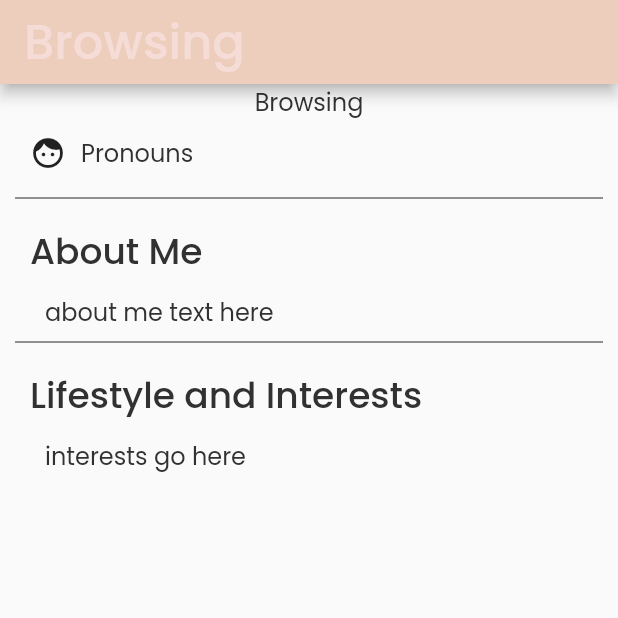
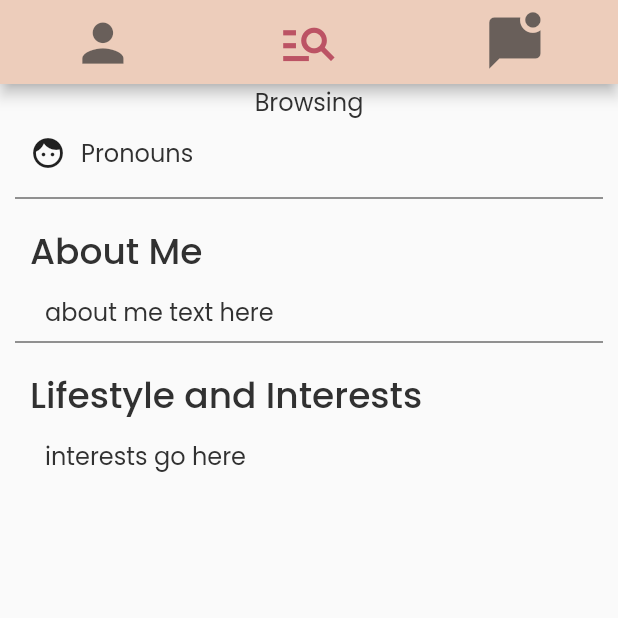
Before and after one commit to rpibusybees/RPIRizz, a Flutter app: the screen it shows after launch, on a phone screen of 412 x 824 dp, the top half of it. Run offline on Flutter 3.47's test engine with Material 2 defaults, Android fonts, the phone set to English and light mode, and no system bars; our stand-ins replace firebase_auth, firebase_core; accounts and stored records are empty; generated files the repository leaves out were written again.

Commit message:
made header
This is the header to navigate between User Profile, People Browser, and Messages

```diff
--- a/rizz/lib/browsing.dart
+++ b/rizz/lib/browsing.dart
@@ -47,9 +47,6 @@ class _BrowsingPageState extends State<BrowsingPage> {
   @override
   Widget build(BuildContext context) {
     return Scaffold(
-      appBar: AppBar(
-        title: const Text('Browsing'),
-      ),
       body: const Center(
         child: Column(
           children: [
--- /dev/null
+++ b/rizz/lib/header.dart
@@ -0,0 +1,107 @@
+import 'package:flutter/material.dart';
+import 'browsing.dart';
+
+
+class MainPage extends StatefulWidget {
+  const MainPage({super.key});
+
+  @override
+  // ignore: library_private_types_in_public_api
+  _MainPageState createState() => _MainPageState();
+}
+
+class _MainPageState extends State<MainPage> {
+  final PageController pageController = PageController(initialPage: 1);
+  int currentPageIndex = 1;
+
+  @override
+  void dispose() {
+    pageController.dispose();
+    super.dispose();
+  }
+
+  @override
+  Widget build(BuildContext context) {
+    return Scaffold(
+      appBar: MainAppBar(pageController: pageController, currentPageIndex: currentPageIndex,),
+      body: PageView(
+        controller: pageController,
+        onPageChanged: (int index) {
+            setState(() {
+            currentPageIndex = index;
+          });
+        },
+        children: [
+          // REPLACE WITH ACCOUNT PROFILE PAGE
+          Container(
+            child: Center(child: Text('Profile Page')),
+          ),
+          // Page 1: Browsing
+          BrowsingPage(),
+          // REPLACE WITH MESSAGES WHEN IT EXISTS
+          Container(
+            child: Center(child: Text('Messages Page')),
+          ),
+        ],
+      ),
+    );
+  }
+}
+
+class MainAppBar extends StatelessWidget implements PreferredSizeWidget {
+  final PageController pageController;
+  final int currentPageIndex;
+
+  const MainAppBar({
+    Key? key,
+    required this.pageController,
+    required this.currentPageIndex
+  }) : super(key: key);
+
+  @override
+  Widget build(BuildContext context) {
+    return Builder(
+      builder: (BuildContext context) {
+        return AppBar(
+          centerTitle: true,
+          actions: <Widget>[
+            const Spacer(flex: 1),
+            IconButton(
+              icon: const Icon(Icons.person),
+              color: currentPageIndex == 0 ? Theme.of(context).colorScheme.secondary : Theme.of(context).colorScheme.onPrimaryContainer,
+              iconSize: MediaQuery.of(context).size.height / 20,
+              tooltip: 'Profile',
+              onPressed: () {
+                pageController.jumpToPage(0); // Go to the Profile page
+              },
+            ),
+            const Spacer(flex: 2),
+            IconButton(
+              icon: const Icon(Icons.manage_search),
+              color: currentPageIndex == 1 ? Theme.of(context).colorScheme.secondary : Theme.of(context).colorScheme.onPrimaryContainer,
+              iconSize: MediaQuery.of(context).size.height / 20,
+              tooltip: 'Browse',
+              onPressed: () {
+                pageController.jumpToPage(1); // Go to the Browsing page
+              },
+            ),
+            const Spacer(flex: 2),
+            IconButton(
+              icon: const Icon(Icons.mark_chat_unread),
+              color: currentPageIndex == 2 ? Theme.of(context).colorScheme.secondary : Theme.of(context).colorScheme.onPrimaryContainer,
+              iconSize: MediaQuery.of(context).size.height / 20,
+              tooltip: 'Messages',
+              onPressed: () {
+                pageController.jumpToPage(2); // Go to the Messages page
+              },
+            ),
+            const Spacer(flex: 1),
+          ],
+        );
+      },
+    );
+  }
+
+  @override
+  Size get preferredSize => const Size.fromHeight(kToolbarHeight);
+}
--- a/rizz/lib/main.dart
+++ b/rizz/lib/main.dart
@@ -3,8 +3,8 @@ library main;
 
 import 'package:firebase_core/firebase_core.dart';
 import 'package:flutter/material.dart';
-import 'package:rizz/browsing.dart';
 import 'firebase_options.dart';
+import 'header.dart';
 import 'login.dart';
 import 'style.dart';
 
@@ -35,7 +35,7 @@ class MainApp extends StatelessWidget {
         fontFamily: 'Poppins',
         textTheme: RizzTheme.rizzText,
       ),
-      home: const BrowsingPage(),
+      home: const MainPage(),
       debugShowCheckedModeBanner: false,
     );
   }
```
